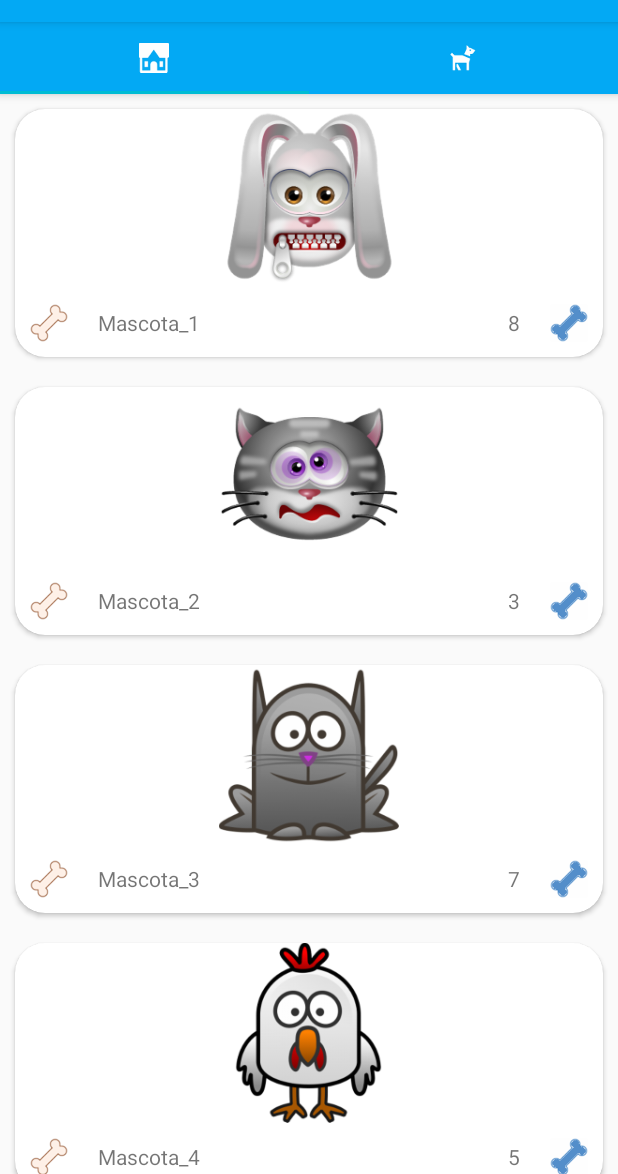
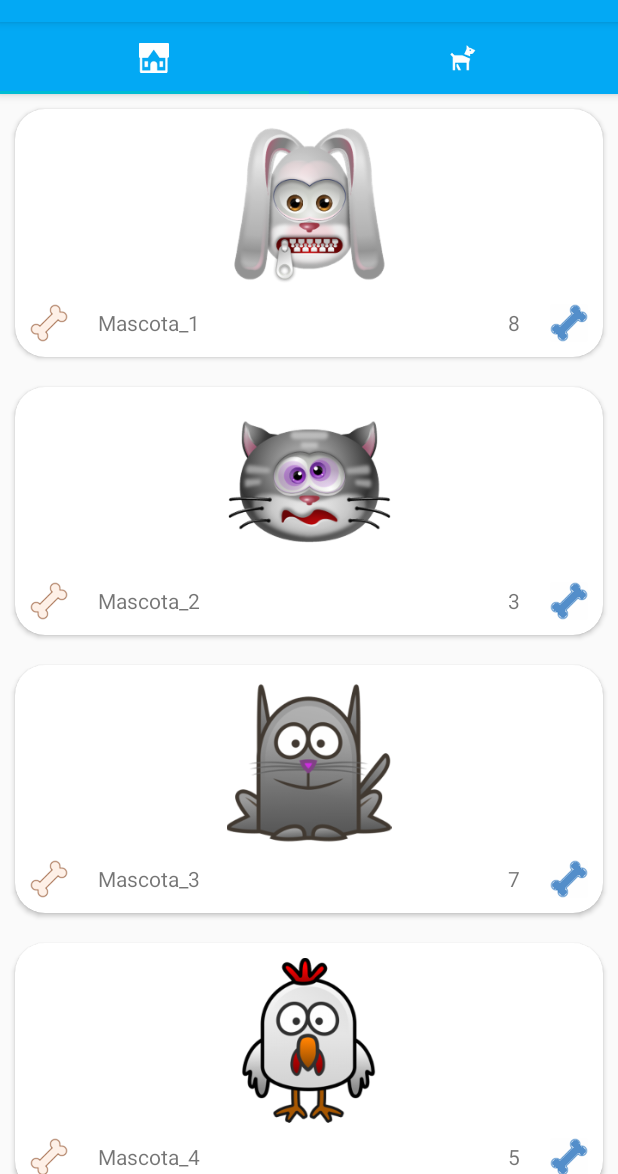
Before and after one commit to carloswilsonperez/MenusFragments_DataBase_MVP_RatingFavoritos, an Android app: the screen it shows after launch (MainActivity), on a phone screen of 412 x 824 dp, the part 62-1236 px from its top. Run offline under Robolectric (Android 15) with nearby library versions, the phone set to English and light mode, and no system bars.

Commit message:
Actualización

```diff
--- a/app/src/main/res/layout/card_view_mascota.xml
+++ b/app/src/main/res/layout/card_view_mascota.xml
@@ -17,7 +17,8 @@
             android:layout_width="match_parent"
             android:layout_height="120sp"
             android:layout_gravity="center"
-            android:src="@drawable/pet_1" />
+            android:src="@drawable/pet_1"
+            android:paddingTop="@dimen/espacio_10"/>
 
         <RelativeLayout
             android:layout_width="match_parent"
--- a/app/src/main/res/layout/fragment_mascota.xml
+++ b/app/src/main/res/layout/fragment_mascota.xml
@@ -2,7 +2,6 @@
     xmlns:tools="http://schemas.android.com/tools"
     android:layout_width="match_parent"
     android:layout_height="wrap_content"
-    xmlns:app="http://schemas.android.com/apk/res-auto"
     tools:context="nico.menus_fragments.fragments.MascotaFragment">
 
     <LinearLayout
@@ -15,7 +14,7 @@
             android:layout_width="wrap_content"
             android:layout_height="wrap_content"
             android:layout_gravity="center_horizontal"
-            android:padding="@dimen/tam_25"/>
+            android:padding="@dimen/tam_25" />
 
         <TextView
             android:id="@+id/text_view_nombre_mascota"
```
